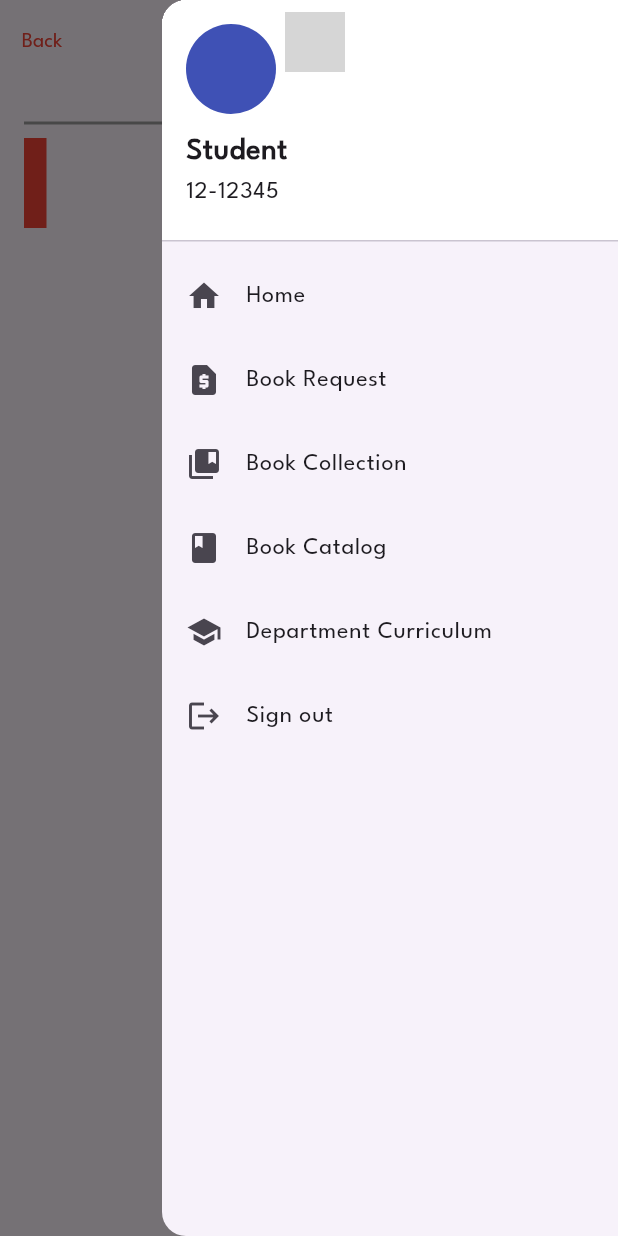
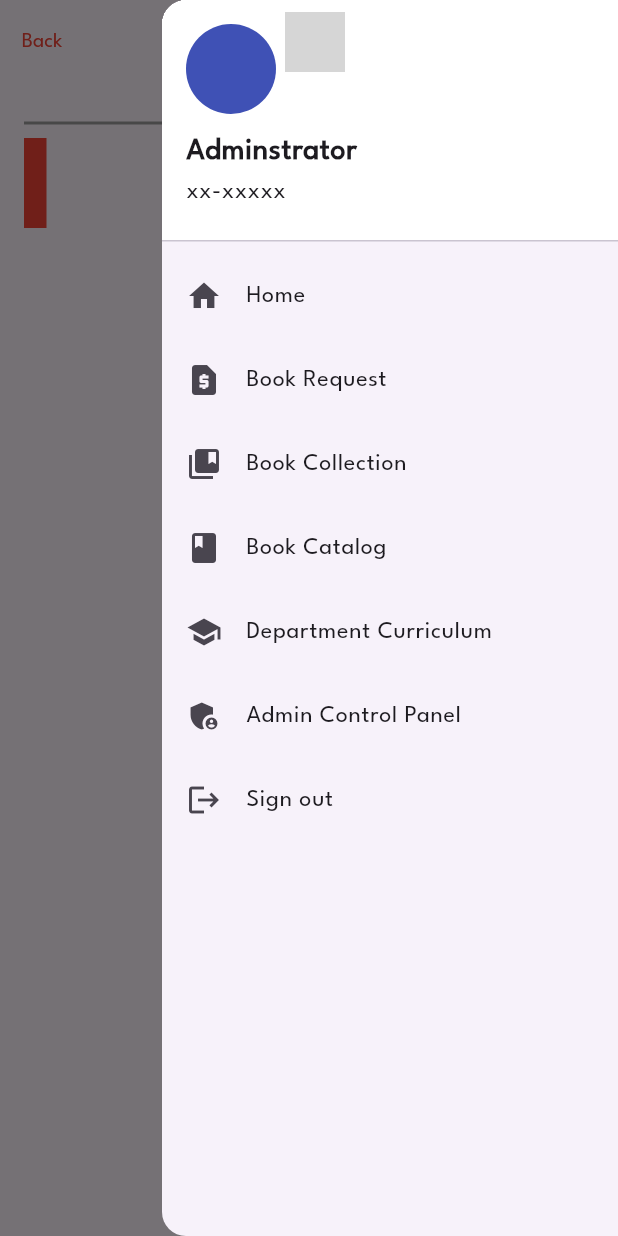
Before and after one commit to gd-salle/UNC-LibraryMS-Mobile, a Flutter app: the SubjectDetailsPage screen opened directly with empty values, in the side drawer, after a tap on "Home", on a phone screen of 412 x 824 dp. Run offline on Flutter 3.47's test engine with Material 3 defaults, Android fonts, the phone set to English and light mode, and no system bars; our stand-ins replace google_fonts; network calls fail; grey boxes are pictures that could not be loaded.

Commit message:
UI Update

```diff
--- a/lib/screens/course_prospectus_page.dart
+++ b/lib/screens/course_prospectus_page.dart
@@ -1,6 +1,7 @@
 import 'package:flutter/material.dart';
 import '../models/course.dart';
 import '../widgets/sidebar.dart';
+
 class SubjectDetailsPage extends StatelessWidget {
   final Course course;
 
@@ -11,7 +12,6 @@ class SubjectDetailsPage extends StatelessWidget {
     return Scaffold(
       appBar: AppBar(
         leading: TextButton(
-          // icon: Icon(Icons.arrow_back),
           onPressed: () {
             Navigator.pop(context);
           },
@@ -38,7 +38,8 @@ class SubjectDetailsPage extends StatelessWidget {
         ],
       ),
       endDrawer: Sidebar(),
-      body: Padding(
+      body: SingleChildScrollView(
+        child: Padding(
           padding: const EdgeInsets.all(16.0),
           child: Column(
             crossAxisAlignment: CrossAxisAlignment.start,
@@ -49,7 +50,6 @@ class SubjectDetailsPage extends StatelessWidget {
                 color: Colors.grey,
               ),
               Row(
-
                 children: [
                   Container(
                     width: 15,
@@ -60,13 +60,36 @@ class SubjectDetailsPage extends StatelessWidget {
                   Expanded(
                     child: Text(
                       course.name,
-                  style: Theme.of(context).textTheme.headline6?.copyWith(fontSize: 24, fontWeight: FontWeight.bold),
+                      style: Theme.of(context).textTheme.headline6?.copyWith(
+                            fontSize: 24,
+                            fontWeight: FontWeight.bold,
                           ),
-                )
+                    ),
+                  ),
                 ],
               ),
               SizedBox(height: 20),
-            ...course.subjects.map<Widget>((subject) {
+              ..._buildSubjectListByYear(course.subjects),
+            ],
+          ),
+        ),
+      ),
+    );
+  }
+
+  List<Widget> _buildSubjectListByYear(Map<String, List<String>> subjectsByYear) {
+    List<Widget> widgets = [];
+    subjectsByYear.forEach((year, subjects) {
+      widgets.add(
+        Column(
+          crossAxisAlignment: CrossAxisAlignment.start,
+          children: [
+            Text(
+              year,
+              style: TextStyle(fontSize: 20, fontWeight: FontWeight.bold),
+            ),
+            SizedBox(height: 10),
+            ...subjects.map<Widget>((subject) {
               return ListTile(
                 title: Text(
                   subject,
@@ -78,14 +101,19 @@ class SubjectDetailsPage extends StatelessWidget {
                   },
                   child: Text(
                     'View Books',
-                    style: TextStyle(color: Colors.red, fontSize: 12, fontWeight: FontWeight.w600),
+                    style: TextStyle(
+                        color: Colors.red,
+                        fontSize: 12,
+                        fontWeight: FontWeight.w600),
                   ),
                 ),
               );
             }).toList(),
+            SizedBox(height: 20),
           ],
         ),
-      ),
       );
+    });
+    return widgets;
   }
 }
--- a/lib/widgets/sidebar.dart
+++ b/lib/widgets/sidebar.dart
@@ -1,5 +1,3 @@
-// lib/widgets/sidebar.dart
-
 import 'package:flutter/material.dart';
 
 class Sidebar extends StatelessWidget {
@@ -9,7 +7,7 @@ class Sidebar extends StatelessWidget {
       child: ListView(
         padding: EdgeInsets.zero,
         children: [
-          DrawerHeader(
+          const DrawerHeader(
             decoration: BoxDecoration(
               color: Colors.white,
             ),
@@ -22,13 +20,13 @@ class Sidebar extends StatelessWidget {
                 ),
                 SizedBox(height: 10),
                 Text(
-                  'Student',
+                  'Adminstrator',
                   style: TextStyle(
                     fontSize: 20,
                     fontWeight: FontWeight.bold,
                   ),
                 ),
-                Text('12-12345'),
+                Text('xx-xxxxx'),
               ],
             ),
           ),
@@ -36,7 +34,7 @@ class Sidebar extends StatelessWidget {
             leading: Icon(Icons.home),
             title: Text('Home'),
             onTap: () {
-              // Handle navigation
+              Navigator.pushNamed(context, '/home');
             },
           ),
           ListTile(
@@ -68,6 +66,13 @@ class Sidebar extends StatelessWidget {
             },
           ),
           ListTile(
+            leading: Icon(Icons.admin_panel_settings),
+            title: Text('Admin Control Panel'),
+            onTap: () {
+              Navigator.pushNamed(context, '/admin');
+            },
+          ),
+          ListTile(
             leading: Icon(Icons.logout),
             title: Text('Sign out'),
             onTap: () {
```
Also changed, not shown: lib/models/course.dart (+11 -2 lines). Lines whose indentation alone changed are shown as unchanged.
